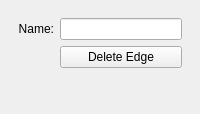
Above: src/gui/widgets/editdockwidget.ui from saschpe/masonry before the change. Below: the same form after it.
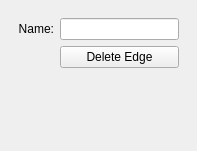
That is the form after the change. The open tabs and pages were chosen to show the change.

Commit message: Re-enabled setting the name of an edge in EditDockWidget.

The edit to the form file:
```diff
--- a/src/gui/widgets/editdockwidget.ui
+++ b/src/gui/widgets/editdockwidget.ui
@@ -2,6 +2,14 @@
 <ui version="4.0">
  <class>EditDockWidget</class>
  <widget class="QDockWidget" name="EditDockWidget">
+  <property name="geometry">
+   <rect>
+    <x>0</x>
+    <y>0</y>
+    <width>197</width>
+    <height>151</height>
+   </rect>
+  </property>
   <property name="features">
    <set>QDockWidget::DockWidgetFloatable|QDockWidget::DockWidgetMovable</set>
   </property>
@@ -45,11 +53,7 @@
          </widget>
         </item>
         <item row="0" column="2">
-         <widget class="QLineEdit" name="edgeNameLineEdit">
-          <property name="readOnly">
-           <bool>true</bool>
-          </property>
-         </widget>
+         <widget class="QLineEdit" name="edgeNameLineEdit"/>
         </item>
         <item row="1" column="2">
          <widget class="QPushButton" name="deleteEdgeButton">
```
